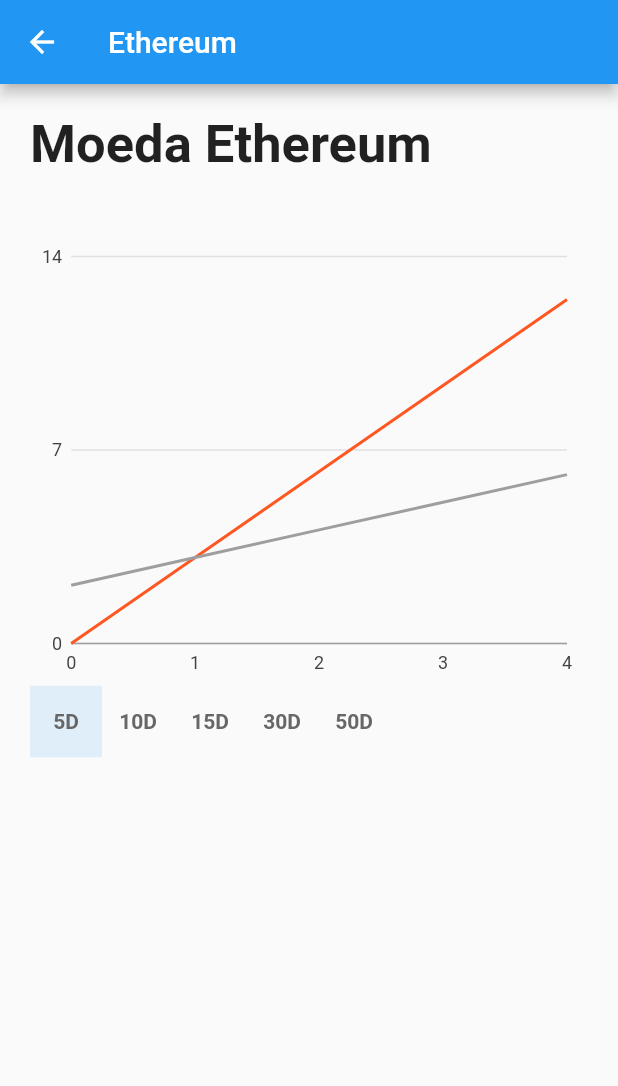
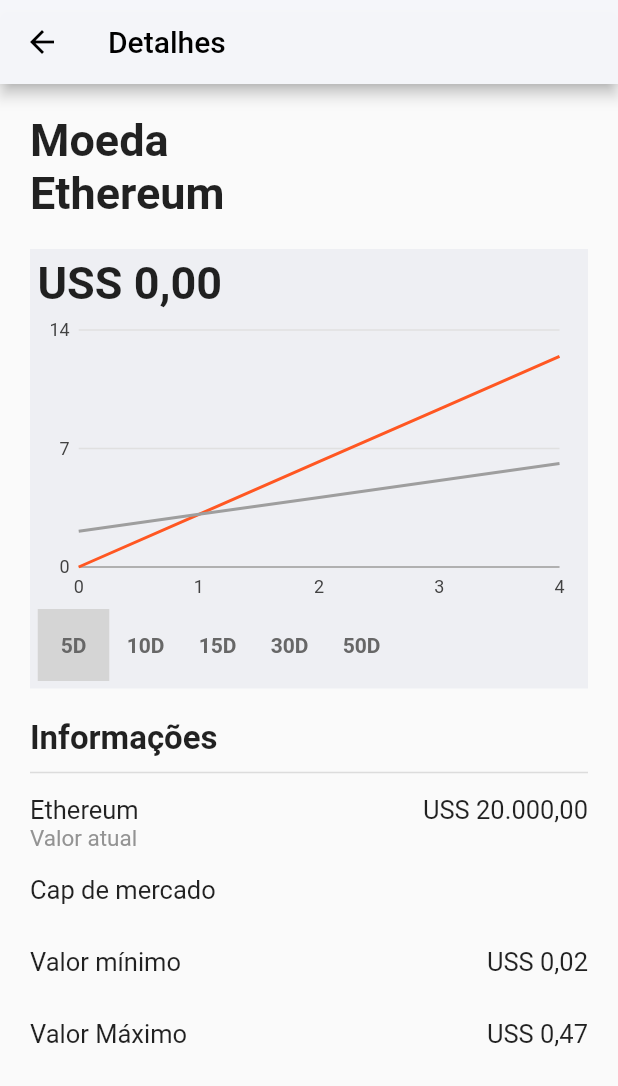
Before and after one commit to dannestulla/FlutterEverest, a Flutter app: the screen it shows after launch, after a tap on "ETH", on a phone screen of 412 x 824 dp. Shown: the top 1086 px of the screen. Run offline on Flutter 3.47's test engine with Material 2 defaults, Android fonts, the phone set to English and light mode, and no system bars; our stand-ins replace charts_flutter, flutter_riverpod.

Commit message:
feat: layout adjusted and code refactored

```diff
--- /dev/null
+++ b/lib/screen_components/app_bar.dart
@@ -0,0 +1,15 @@
+import 'package:flutter/material.dart';
+
+import '../utils/strings.dart';
+
+AppBar getAppBar() {
+  return AppBar(
+      title: const Text(
+        Strings.detalhes,
+        style: TextStyle(color: Colors.black),
+      ),
+      iconTheme: const IconThemeData(
+        color: Colors.black, //change your color here
+      ),
+      backgroundColor: const Color.fromARGB(250, 245, 246, 250));
+}
--- /dev/null
+++ b/lib/screen_components/bottom_navigation.dart
@@ -0,0 +1,21 @@
+import 'package:flutter/material.dart';
+
+Widget bottomNavigation() {
+  return BottomNavigationBar(
+      items: const <BottomNavigationBarItem>[
+        BottomNavigationBarItem(
+          icon: Icon(Icons.home),
+          label: 'Home',
+        ),
+        BottomNavigationBarItem(
+          icon: Icon(Icons.wallet),
+          label: 'Carteiras',
+        ),
+        BottomNavigationBarItem(
+          icon: Icon(Icons.settings_input_component_outlined),
+          label: 'Movimentações',
+        ),
+      ],
+      currentIndex: 1,
+      selectedItemColor: const Color.fromARGB(255, 255, 21, 134));
+}
--- a/lib/screen_components/cripto_chart.dart
+++ b/lib/screen_components/cripto_chart.dart
@@ -1,7 +1,7 @@
 import 'package:flutter/cupertino.dart';
 import 'package:charts_flutter/flutter.dart' as charts;
 import 'package:flutter/material.dart';
-import 'package:listagem_cripto/extention_functions.dart';
+import 'package:listagem_cripto/utils/extention_functions.dart';
 
 import '../mock_chart_data.dart';
 import 'days_filter.dart';
@@ -19,9 +19,14 @@ class _CriptoChartState extends State<CriptoChart> {
 
   @override
   Widget build(BuildContext context) {
-    return Column(crossAxisAlignment: CrossAxisAlignment.start, children: [
+    return Container(
+        padding: const EdgeInsets.all(5),
+        color: const Color.fromARGB(249, 238, 239, 243),
+        child: Column(crossAxisAlignment: CrossAxisAlignment.start, children: [
+          const Text("USS 0,00",
+              style: TextStyle(fontSize: 30, fontWeight: FontWeight.bold)),
           SizedBox(
-          height: 300,
+              height: 200,
               width: 500,
               child: charts.LineChart(seriesList2, animate: animate2)),
           DaysFilterButtons(daysCallback: (dias) {
@@ -29,7 +34,7 @@ class _CriptoChartState extends State<CriptoChart> {
               seriesList2 = createCriptoData(dias.convertToInteger());
             });
           })
-    ]);
+        ]));
   }
 }
 
--- a/lib/screen_components/days_filter.dart
+++ b/lib/screen_components/days_filter.dart
@@ -1,5 +1,5 @@
 import 'package:flutter/material.dart';
-import 'package:listagem_cripto/extention_functions.dart';
+import 'package:listagem_cripto/utils/extention_functions.dart';
 
 class DaysFilterButtons extends StatefulWidget {
   DaysFilterButtons({Key? key, required this.daysCallback}) : super(key: key);
@@ -29,6 +29,7 @@ class DaysFilterButtonsState extends State<DaysFilterButtons> {
         DaysSelected.fiftyDays.toText()
       ],
       renderBorder: false,
+      fillColor: const Color.fromARGB(255, 213, 213, 213),
       onPressed: (int index) {
         setState(() {
           for (int buttonIndex = 0;
--- /dev/null
+++ b/lib/screen_components/details_row.dart
@@ -0,0 +1,20 @@
+import 'package:flutter/material.dart';
+
+import '../utils/styles.dart';
+
+Widget detailsRow({String? title, String? value, String? subTitle}) {
+  return Padding(
+      padding: const EdgeInsets.symmetric(vertical: 5),
+      child: Column(
+        children: [
+          Row(children: [
+            Text(title ?? "", style: CustomTextStyle.rowText),
+            const Spacer(),
+            Text(value ?? "", style: CustomTextStyle.rowText)
+          ]),
+          Row(
+            children: [Text(subTitle ?? "", style: CustomTextStyle.subTitle)],
+          )
+        ],
+      ));
+}
--- /dev/null
+++ b/lib/screen_components/percentage_ball.dart
@@ -0,0 +1,18 @@
+import 'package:flutter/material.dart';
+import 'package:listagem_cripto/screens/list_screen.dart';
+
+Widget percentageIndicator(String percentage) {
+  return Card(
+      shape: RoundedRectangleBorder(
+        borderRadius: BorderRadius.circular(40),
+      ),
+      color: percentage.toString().contains('-')
+          ? Colors.deepOrange
+          : Colors.green,
+      child: SizedBox(
+          height: 18,
+          width: 50,
+          child: Text(percentage.toString(),
+              textAlign: TextAlign.center,
+              style: const TextStyle(fontSize: 16, color: Colors.black))));
+}
--- a/lib/screens/cripto_screen.dart
+++ b/lib/screens/cripto_screen.dart
@@ -1,5 +1,9 @@
 import 'package:flutter/material.dart';
+import 'package:listagem_cripto/screen_components/app_bar.dart';
+import 'package:listagem_cripto/utils/strings.dart';
+import 'package:listagem_cripto/utils/styles.dart';
 import '../screen_components/cripto_chart.dart';
+import '../screen_components/details_row.dart';
 import 'list_screen.dart';
 
 class SelectedCriptoScreen extends StatelessWidget {
@@ -12,21 +16,37 @@ class SelectedCriptoScreen extends StatelessWidget {
         ModalRoute.of(context)!.settings.arguments as SelectedCriptoArguments;
 
     return Scaffold(
-        appBar: AppBar(title: Text(args.criptos.currencyName)),
-        body: Column(
-          crossAxisAlignment: CrossAxisAlignment.start,
-          children: [
-            Padding(
-                padding: const EdgeInsets.all(20),
-                child: Text("Moeda ${args.criptos.currencyName}",
-                    textAlign: TextAlign.left,
-                    style: const TextStyle(
-                        fontSize: 35, fontWeight: FontWeight.bold))),
-            const Padding(
-                padding: EdgeInsets.all(20),
-                child: SizedBox(child: CriptoChart(), width: 700, height: 500))
-          ],
-        ));
+        appBar: getAppBar(),
+        body: Padding(
+            padding: const EdgeInsets.all(20),
+            child: Column(
+              crossAxisAlignment: CrossAxisAlignment.start,
+              children: [
+                Text(Strings.moeda +"\n" + args.criptos.currencyName,
+                    style: CustomTextStyle.titleBold),
+                const SizedBox(height: 20),
+                const CriptoChart(),
+                const SizedBox(height: 20),
+                const Text(Strings.informacoes,
+                    style: CustomTextStyle.subTitleBold),
+                const Divider(
+                  height: 20,
+                  thickness: 1,
+                  color: Color.fromARGB(255, 220, 220, 220),
+                ),
+                detailsRow(
+                    title: Strings.ethereum,
+                    value: Strings.vinteMil,
+                    subTitle: Strings.valorAtual),
+                const SizedBox(height: 5),
+                detailsRow(
+                  title: Strings.capDeMercado),
+                detailsRow(
+                    title: Strings.valorMinimo, value: Strings.doisCents),
+                detailsRow(
+                    title: Strings.valorMaximo, value: Strings.quatroSete),
+              ],
+            )));
   }
 }
 
--- a/lib/screens/list_screen.dart
+++ b/lib/screens/list_screen.dart
@@ -1,5 +1,8 @@
 import 'package:flutter/material.dart';
+import 'package:listagem_cripto/screen_components/percentage_ball.dart';
 import 'package:listagem_cripto/screens/cripto_screen.dart';
+
+import '../screen_components/bottom_navigation.dart';
 
 class CriptoListSelection extends StatelessWidget {
   CriptoListSelection({Key? key}) : super(key: key);
@@ -45,66 +48,35 @@ class CriptoListSelection extends StatelessWidget {
                                         crossAxisAlignment:
                                             CrossAxisAlignment.start,
                                         children: [
-                                      Text(criptosList[index].currencyInitials,
-                                          style: const TextStyle(fontSize: 20)),
+                                          Text(
+                                              criptosList[index]
+                                                  .currencyInitials,
+                                              style: const TextStyle(
+                                                  fontSize: 20)),
                                           const SizedBox(height: 6),
                                           Text(criptosList[index].currencyName,
                                               style: const TextStyle(
-                                              fontSize: 16, color: Colors.grey))
+                                                  fontSize: 16,
+                                                  color: Colors.grey))
                                         ]),
                                     const Spacer(),
                                     Column(
-                                  crossAxisAlignment: CrossAxisAlignment.end,
+                                      crossAxisAlignment:
+                                          CrossAxisAlignment.end,
                                       children: [
                                         Text(criptosList[index].price,
-                                        style: const TextStyle(fontSize: 20)),
+                                            style:
+                                                const TextStyle(fontSize: 20)),
                                         const SizedBox(height: 6),
-                                    Card(
-                                        shape: RoundedRectangleBorder(
-                                          borderRadius:
-                                              BorderRadius.circular(40),
-                                        ),
-                                        color: criptosList[index]
-                                                .percentage
-                                                .toString()
-                                                .contains('-')
-                                            ? Colors.deepOrange
-                                            : Colors.green,
-                                        child: SizedBox(
-                                            height: 18,
-                                            width: 50,
-                                            child: Text(
-                                                criptosList[index]
-                                                    .percentage
-                                                    .toString(),
-                                                textAlign: TextAlign.center,
-                                                style: const TextStyle(
-                                                    fontSize: 16,
-                                                    color: Colors.black))))
+                                        percentageIndicator(
+                                            criptosList[index].percentage)
                                       ],
                                     )
                                   ],
                                 ))));
                   }))
         ])),
-    bottomNavigationBar: BottomNavigationBar(
-        items: const <BottomNavigationBarItem>[
-          BottomNavigationBarItem(
-            icon: Icon(Icons.home),
-            label: 'Home',
-          ),
-          BottomNavigationBarItem(
-            icon: Icon(Icons.wallet),
-            label: 'Carteiras',
-          ),
-          BottomNavigationBarItem(
-            icon: Icon(Icons.settings_input_component_outlined),
-            label: 'Movimentações',
-          ),
-        ],
-        currentIndex: 1,
-        selectedItemColor: Color.fromARGB(255, 255, 21, 134)
-      ));
+        bottomNavigationBar: bottomNavigation());
   }
 }
 
--- a/lib/extention_functions.dart
+++ b/lib/utils/extention_functions.dart
@@ -6,17 +6,18 @@ extension Converter on DaysSelected {
   toText() {
     switch (this) {
       case DaysSelected.fiveDays:
-        return const Text("5D", style: TextStyle(color: Color.fromARGB(255, 103, 103, 103), fontWeight: FontWeight.bold));
+        return formatButtomText("5D");
       case DaysSelected.tenDays:
-        return const Text("10D", style: TextStyle(color: Color.fromARGB(255, 103, 103, 103), fontWeight: FontWeight.bold));
+        return formatButtomText("10D");
       case DaysSelected.fifteenDays:
-        return const Text("15D", style: TextStyle(color: Color.fromARGB(255, 103, 103, 103), fontWeight: FontWeight.bold));
+        return formatButtomText("15D");
       case DaysSelected.thirdyDays:
-        return const Text("30D", style: TextStyle(color: Color.fromARGB(255, 103, 103, 103), fontWeight: FontWeight.bold));
+        return formatButtomText("30D");
       case DaysSelected.fiftyDays:
-        return const Text("50D", style: TextStyle(color: Color.fromARGB(255, 103, 103, 103), fontWeight: FontWeight.bold));
+        return formatButtomText("50D");
     }
   }
+
   convertToInteger() {
     switch (this) {
       case DaysSelected.fiveDays:
@@ -32,3 +33,10 @@ extension Converter on DaysSelected {
     }
   }
 }
+
+Text formatButtomText(String daySelected) {
+  return Text(daySelected,
+      style: const TextStyle(
+          color: Color.fromARGB(255, 103, 103, 103),
+          fontWeight: FontWeight.bold),);
+}
--- /dev/null
+++ b/lib/utils/strings.dart
@@ -0,0 +1,14 @@
+
+class Strings {
+  static const detalhes = "Detalhes";
+  static const moeda = "Moeda";
+  static const informacoes = "Informações";
+  static const ethereum = "Ethereum";
+  static const valorAtual = "Valor atual";
+  static const capDeMercado = "Cap de mercado";
+  static const valorMinimo = "Valor mínimo";
+  static const valorMaximo = "Valor Máximo";
+  static const vinteMil = "USS 20.000,00";
+  static const doisCents = "USS 0,02";
+  static const quatroSete = "USS 0,47";
+}
--- /dev/null
+++ b/lib/utils/styles.dart
@@ -0,0 +1,15 @@
+import 'package:flutter/material.dart';
+
+class CustomTextStyle {
+  static const TextStyle titleBold = TextStyle(
+    fontSize: 30,
+    fontWeight: FontWeight.bold,
+  );
+  static const TextStyle subTitleBold = TextStyle(
+    fontSize: 22,
+    fontWeight: FontWeight.bold,
+  );
+  static const TextStyle rowText = TextStyle(fontSize: 17);
+  static const TextStyle subTitle =
+      TextStyle(fontSize: 15, color: Color.fromARGB(255, 147, 147, 147));
+}
```
Lines whose indentation alone changed are shown as unchanged.
